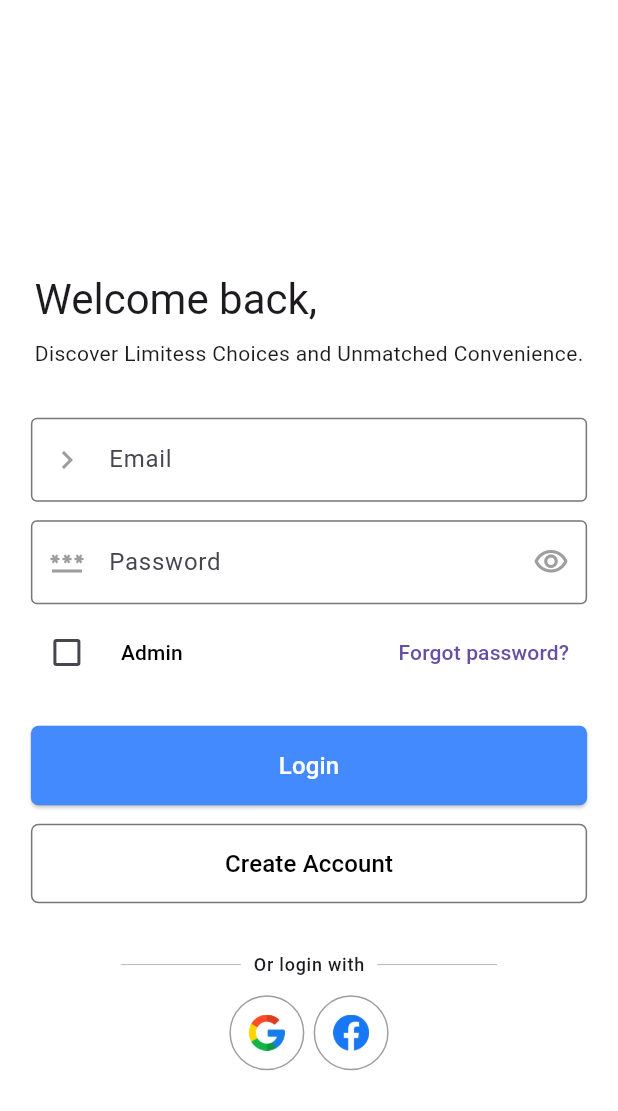
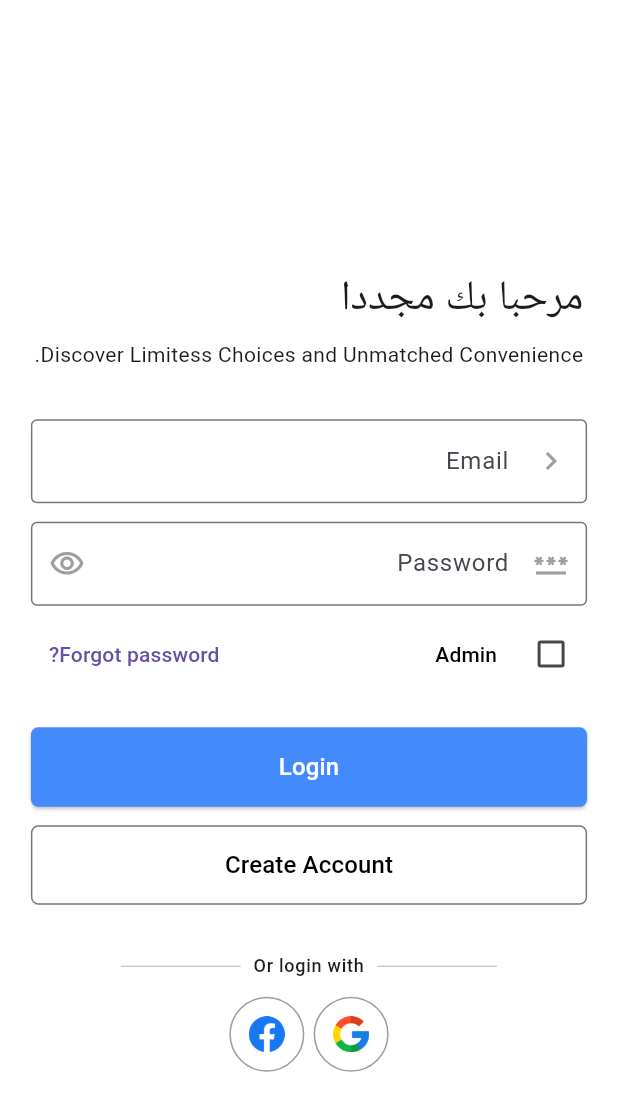
Before and after one commit to h0996g/mosqueFlutter, a Flutter app: the screen it shows after launch, on a phone screen of 412 x 824 dp. Shown: the top 1111 px of the screen. Run offline on Flutter 3.47's test engine with Material 3 defaults, Android fonts, the phone set to English and light mode, and no system bars; our stand-ins replace cached_network_image, file_picker, firebase_core, firebase_storage, flutter_bloc, flutter_image_compress and 8 more; missing offline and left inert: flutter_cached_pdfview; accounts and stored records are empty; network calls fail.

Commit message:
multiluange intl

```diff
--- a/lib/Api/constApi.dart
+++ b/lib/Api/constApi.dart
@@ -1,5 +1,5 @@
 // const URLHTTP = '192.168.1.23:3000';
-const URLHTTP = '192.168.112.68:3000';
+const URLHTTP = '192.168.1.14:3000';
 // const URLHTTP = 'mosque-node-h0996g-h0996gs-projects.vercel.app';
 // const URLHTTP = '10.0.2.2:3000';
 // const URLHTTP = '10.0.2.2:3000';
--- /dev/null
+++ b/lib/l10n/intl_ar.arb
@@ -0,0 +1,3 @@
+{
+    "Welcome_back": "مرحبا بك مجددا"
+}
--- /dev/null
+++ b/lib/l10n/intl_en.arb
@@ -0,0 +1,3 @@
+{
+    "Welcome_back": "Welcome back"
+}
--- a/lib/main.dart
+++ b/lib/main.dart
@@ -1,6 +1,7 @@
 import 'package:flutter/material.dart';
 import 'package:flutter/services.dart';
 import 'package:flutter_bloc/flutter_bloc.dart';
+import 'package:flutter_localizations/flutter_localizations.dart';
 import 'package:jwt_decoder/jwt_decoder.dart';
 import 'package:mosque/component/const.dart';
 import 'package:mosque/firebase_options.dart';
@@ -19,6 +20,8 @@ import 'package:mosque/screen/userScreens/lesson/cubit/lesson_cubit.dart';
 import 'package:mosque/screen/userScreens/profile/cubit/profile_cubit.dart';
 import 'package:firebase_core/firebase_core.dart';
 import 'package:mosque/screen/welcome_screen.dart';
+
+import 'generated/l10n.dart';
 
 void main() async {
   Bloc.observer = MyBlocObserver();
@@ -81,7 +84,14 @@ class MyApp extends StatelessWidget {
         ),
       ],
       child: MaterialApp(
-        debugShowCheckedModeBanner: false,
+        locale: const Locale('ar'),
+        localizationsDelegates: const [
+          S.delegate,
+          GlobalMaterialLocalizations.delegate,
+          GlobalWidgetsLocalizations.delegate,
+          GlobalCupertinoLocalizations.delegate,
+        ],
+        supportedLocales: S.delegate.supportedLocales,
         home: startwidget,
         theme: ThemeData(
           useMaterial3: true,
--- a/lib/screen/Auth/login.dart
+++ b/lib/screen/Auth/login.dart
@@ -3,6 +3,7 @@ import 'package:flutter_bloc/flutter_bloc.dart';
 import 'package:mosque/Api/constApi.dart';
 import 'package:mosque/component/components.dart';
 import 'package:mosque/component/const.dart';
+import 'package:mosque/generated/l10n.dart';
 import 'package:mosque/helper/cachhelper.dart';
 import 'package:mosque/screen/AdminScreens/home/home.dart';
 import 'package:mosque/screen/Auth/cubit/auth_cubit.dart';
@@ -32,7 +33,7 @@ class Login extends StatelessWidget {
               children: [
                 SizedBox(height: screenHeight * 0.2),
                 Text(
-                  'Welcome back,',
+                  S.of(context).Welcome_back,
                   style: Theme.of(context).textTheme.headlineMedium,
                 ),
                 SizedBox(height: screenHeight * 0.01),
```
Also changed, not shown: pubspec.yaml (+3 -7 lines), lib/generated/intl/messages_all.dart (added), lib/generated/intl/messages_ar.dart (added), lib/generated/intl/messages_en.dart (added), lib/generated/l10n.dart (added), pubspec.lock.
